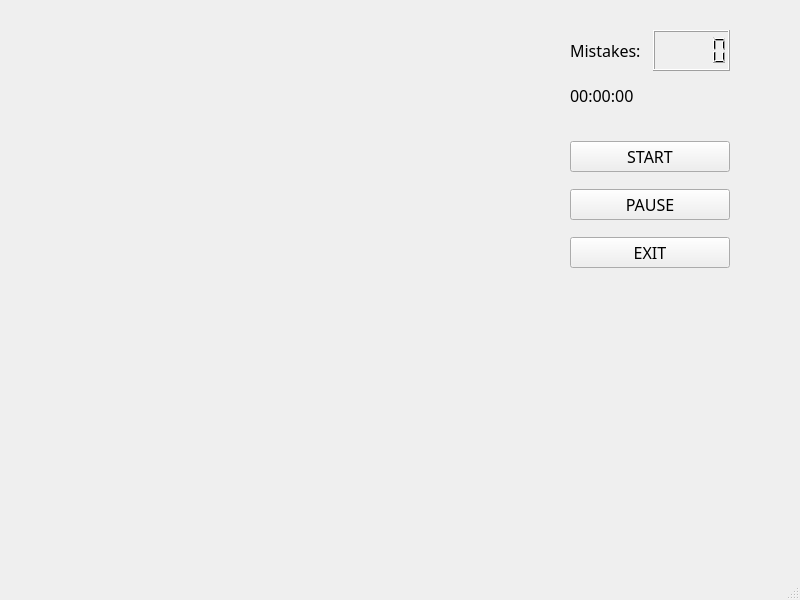
This is MemoryTrainingPY/game.ui in ElliotMoran/MemoryTrainingPY as Qt 5 draws it before an edit. The edited form follows.
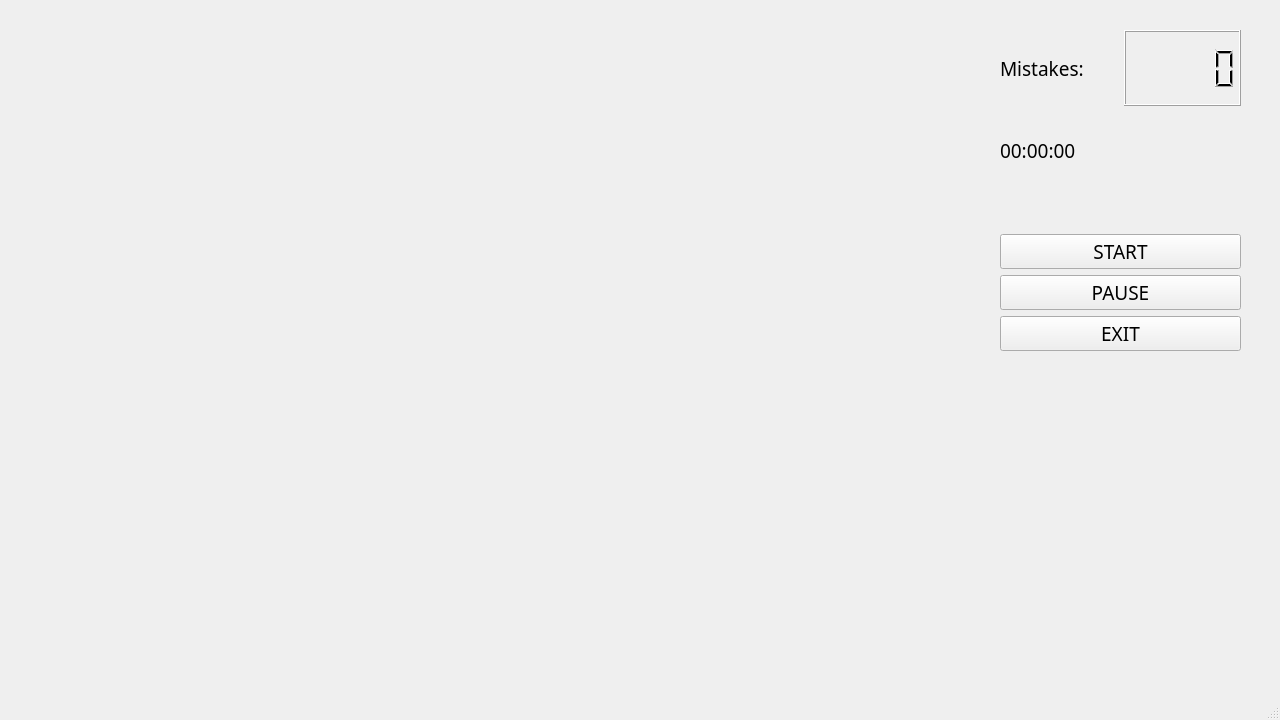
This is the edited form.

Diff of the .ui file:
```diff
--- a/MemoryTrainingPY/game.ui
+++ b/MemoryTrainingPY/game.ui
@@ -6,8 +6,8 @@
    <rect>
     <x>0</x>
     <y>0</y>
-    <width>800</width>
-    <height>600</height>
+    <width>1280</width>
+    <height>720</height>
    </rect>
   </property>
   <property name="sizePolicy">
@@ -16,6 +16,14 @@
     <verstretch>0</verstretch>
    </sizepolicy>
   </property>
+  <property name="font">
+   <font>
+    <family>MV Boli</family>
+   </font>
+  </property>
+  <property name="cursor">
+   <cursorShape>ArrowCursor</cursorShape>
+  </property>
   <property name="windowTitle">
    <string>MainWindow</string>
   </property>
@@ -25,8 +33,8 @@
      <rect>
       <x>40</x>
       <y>30</y>
-      <width>511</width>
-      <height>351</height>
+      <width>931</width>
+      <height>531</height>
      </rect>
     </property>
     <layout class="QGridLayout" name="gridLayout">
@@ -162,22 +170,24 @@
      </item>
     </layout>
    </widget>
-   <widget class="QWidget" name="horizontalLayoutWidget">
+   <widget class="QWidget" name="">
     <property name="geometry">
      <rect>
-      <x>570</x>
+      <x>1000</x>
       <y>30</y>
-      <width>160</width>
-      <height>41</height>
+      <width>241</width>
+      <height>321</height>
      </rect>
     </property>
+    <layout class="QVBoxLayout" name="verticalLayoutMain">
+     <item>
     <layout class="QHBoxLayout" name="horizontalLayout">
      <item>
       <widget class="QLabel" name="wrongsText">
        <property name="font">
         <font>
          <family>MV Boli</family>
-         <pointsize>12</pointsize>
+           <pointsize>14</pointsize>
         </font>
        </property>
        <property name="text">
@@ -189,23 +199,44 @@
       <widget class="QLCDNumber" name="wrongsNumber"/>
      </item>
     </layout>
-   </widget>
-   <widget class="QWidget" name="verticalLayoutWidget">
-    <property name="geometry">
-     <rect>
-      <x>570</x>
-      <y>130</y>
-      <width>160</width>
-      <height>151</height>
-     </rect>
-    </property>
+     </item>
+     <item>
+      <widget class="QLabel" name="timeLabel">
+       <property name="font">
+        <font>
+         <family>MV Boli</family>
+         <pointsize>14</pointsize>
+        </font>
+       </property>
+       <property name="text">
+        <string>00:00:00</string>
+       </property>
+      </widget>
+     </item>
+     <item>
+      <spacer name="verticalSpacer">
+       <property name="orientation">
+        <enum>Qt::Vertical</enum>
+       </property>
+       <property name="sizeType">
+        <enum>QSizePolicy::Minimum</enum>
+       </property>
+       <property name="sizeHint" stdset="0">
+        <size>
+         <width>20</width>
+         <height>40</height>
+        </size>
+       </property>
+      </spacer>
+     </item>
+     <item>
     <layout class="QVBoxLayout" name="verticalLayout">
      <item>
       <widget class="QPushButton" name="startButton">
        <property name="font">
         <font>
          <family>MV Boli</family>
-         <pointsize>12</pointsize>
+           <pointsize>14</pointsize>
         </font>
        </property>
        <property name="text">
@@ -218,7 +249,7 @@
        <property name="font">
         <font>
          <family>MV Boli</family>
-         <pointsize>12</pointsize>
+           <pointsize>14</pointsize>
         </font>
        </property>
        <property name="text">
@@ -231,7 +262,7 @@
        <property name="font">
         <font>
          <family>MV Boli</family>
-         <pointsize>12</pointsize>
+           <pointsize>14</pointsize>
         </font>
        </property>
        <property name="text">
@@ -240,25 +271,8 @@
       </widget>
      </item>
     </layout>
-   </widget>
-   <widget class="QLabel" name="timeLabel">
-    <property name="geometry">
-     <rect>
-      <x>570</x>
-      <y>80</y>
-      <width>161</width>
-      <height>31</height>
-     </rect>
-    </property>
-    <property name="font">
-     <font>
-      <family>MV Boli</family>
-      <pointsize>12</pointsize>
-     </font>
-    </property>
-    <property name="text">
-     <string>00:00:00</string>
-    </property>
+     </item>
+    </layout>
    </widget>
   </widget>
   <widget class="QMenuBar" name="menubar">
```
Left out of the diff: 6 changed lines with no effect on the pictures. Lines whose indentation alone changed are shown as unchanged.
